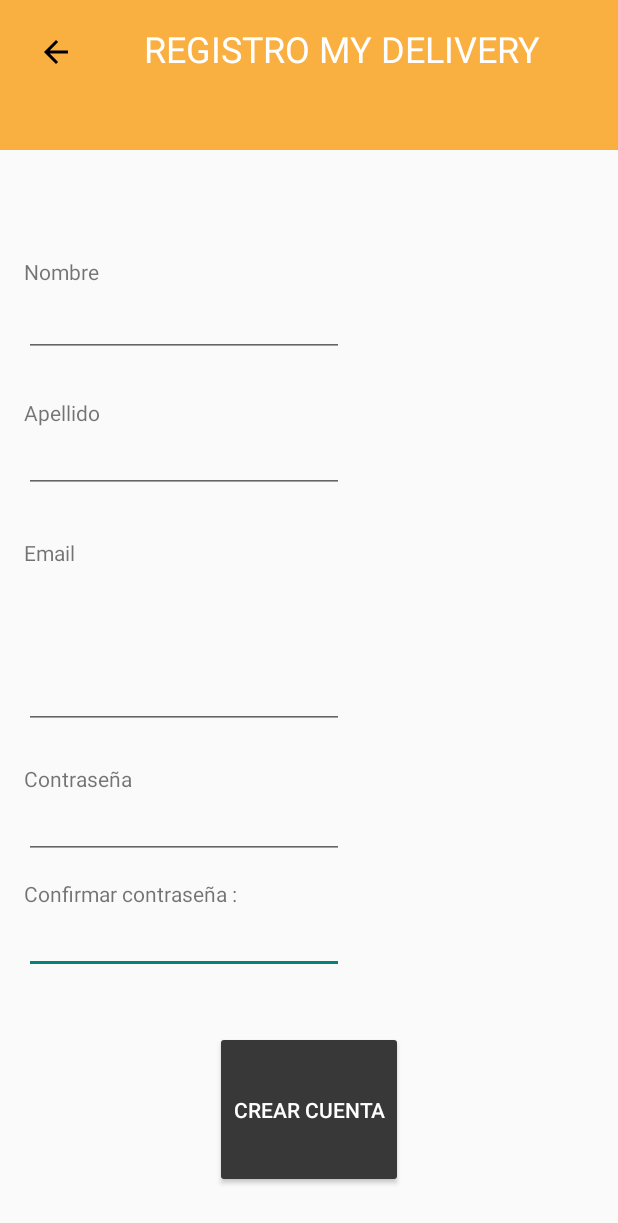
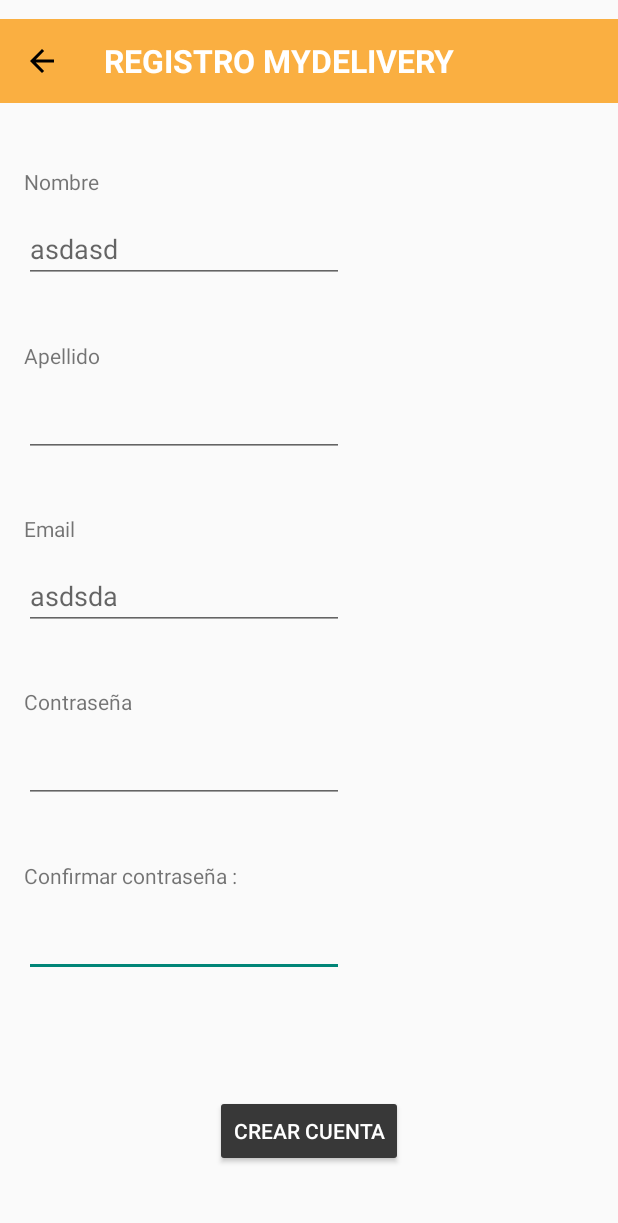
Before and after one commit to pfranccino/MyDelivery, an Android app: the RegisterActivity screen opened directly, with no data from a screen before it, on a phone screen of 412 x 824 dp. Shown: the top 1223 px of the screen. Run offline under Robolectric (Android 15) with nearby library versions, the phone set to English and light mode, and no system bars; our stand-ins replace Volley; Roboto replaces fonts that are not available here.

Commit message:
fixed registerView

```diff
--- a/app/src/main/res/layout/activity_register.xml
+++ b/app/src/main/res/layout/activity_register.xml
@@ -8,33 +8,80 @@
     tools:context=".RegisterActivity"
     tools:layout_editor_absoluteY="25dp">
 
+
+    <android.support.v7.widget.Toolbar
+        android:id="@+id/toolbar"
+        android:layout_width="0dp"
+        android:layout_height="wrap_content"
+        android:layout_marginBottom="30dp"
+        android:background="?attr/colorPrimary"
+        android:minHeight="?attr/actionBarSize"
+        android:orientation="vertical"
+        android:theme="?attr/actionBarTheme"
+        app:layout_constraintBottom_toTopOf="@+id/textView11"
+        app:layout_constraintEnd_toEndOf="parent"
+        app:layout_constraintStart_toStartOf="parent"
+        app:layout_constraintTop_toTopOf="parent">
+
+        <ImageButton
+            android:id="@+id/imageButton"
+            android:layout_width="wrap_content"
+            android:layout_height="wrap_content"
+            android:layout_marginEnd="29dp"
+            android:layout_marginStart="8dp"
+            android:layout_marginTop="16dp"
+            android:background="@android:color/transparent"
+            android:paddingBottom="13dp"
+            app:layout_constraintEnd_toStartOf="@+id/titleText"
+            app:layout_constraintStart_toStartOf="parent"
+            app:layout_constraintTop_toTopOf="parent"
+            app:srcCompat="@drawable/ic_arrow_back_black_24dp" />
+
+        <TextView
+            android:id="@+id/titleText"
+            android:layout_width="match_parent"
+            android:layout_height="wrap_content"
+            android:text="REGISTRO MYDELIVERY"
+            android:textColor="@android:color/white"
+            android:textSize="21sp"
+            android:textStyle="bold"
+            app:layout_constraintEnd_toEndOf="parent"
+            app:layout_constraintStart_toEndOf="@+id/imageButton"
+            app:layout_constraintTop_toTopOf="parent" />
+    </android.support.v7.widget.Toolbar>
+
+
     <EditText
         android:id="@+id/pass2Txt"
         android:layout_width="wrap_content"
         android:layout_height="wrap_content"
-        android:layout_marginTop="18dp"
+        android:layout_marginBottom="66dp"
+        android:layout_marginStart="16dp"
         android:ems="10"
         android:inputType="textPassword"
-        app:layout_constraintStart_toStartOf="@+id/textView7"
-        app:layout_constraintTop_toTopOf="@+id/textView7" />
+        app:layout_constraintBottom_toTopOf="@+id/createButton"
+        app:layout_constraintStart_toStartOf="parent"
+        app:layout_constraintTop_toBottomOf="@+id/textView7" />
 
     <EditText
         android:id="@+id/passTxt"
         android:layout_width="wrap_content"
         android:layout_height="wrap_content"
-        android:layout_marginTop="18dp"
+        android:layout_marginBottom="25dp"
+        android:layout_marginStart="16dp"
         android:ems="10"
         android:inputType="textPassword"
-        android:password="false"
-        app:layout_constraintStart_toStartOf="@+id/textView8"
-        app:layout_constraintTop_toTopOf="@+id/textView8" />
+        app:layout_constraintBottom_toTopOf="@+id/textView7"
+        app:layout_constraintStart_toStartOf="parent"
+        app:layout_constraintTop_toBottomOf="@+id/textView8" />
 
     <EditText
         android:id="@+id/nombreTxt"
         android:layout_width="wrap_content"
         android:layout_height="wrap_content"
-        android:layout_marginBottom="27dp"
+        android:layout_marginBottom="25dp"
         android:ems="10"
+        android:hint="asdasd"
         android:inputType="textPersonName"
         android:singleLine="true"
         app:layout_constraintBottom_toTopOf="@+id/textView10"
@@ -45,19 +92,22 @@
         android:id="@+id/apellidoTxt"
         android:layout_width="wrap_content"
         android:layout_height="wrap_content"
-        android:layout_marginTop="18dp"
+        android:layout_marginBottom="25dp"
+        android:layout_marginStart="16dp"
         android:ems="10"
         android:inputType="textPersonName"
-        app:layout_constraintStart_toStartOf="@+id/textView10"
-        app:layout_constraintTop_toTopOf="@+id/textView10" />
+        app:layout_constraintBottom_toTopOf="@+id/textView9"
+        app:layout_constraintStart_toStartOf="parent"
+        app:layout_constraintTop_toBottomOf="@+id/textView10" />
 
     <EditText
         android:id="@+id/emailTxt"
         android:layout_width="wrap_content"
-        android:layout_height="0dp"
-        android:layout_marginBottom="23dp"
+        android:layout_height="wrap_content"
+        android:layout_marginBottom="25dp"
         android:layout_marginStart="16dp"
         android:ems="10"
+        android:hint="asdsda"
         android:inputType="textEmailAddress"
         app:layout_constraintBottom_toTopOf="@+id/textView8"
         app:layout_constraintStart_toStartOf="parent"
@@ -66,107 +116,65 @@
     <Button
         android:id="@+id/createButton"
         android:layout_width="wrap_content"
-        android:layout_height="0dp"
-        android:layout_marginBottom="32dp"
+        android:layout_height="wrap_content"
+        android:layout_marginBottom="33dp"
         android:backgroundTint="#383838"
         android:text="@string/registerButton"
         android:textColor="@android:color/white"
         app:layout_constraintBottom_toBottomOf="parent"
         app:layout_constraintEnd_toEndOf="parent"
         app:layout_constraintStart_toStartOf="parent"
-        app:layout_constraintTop_toBottomOf="@+id/textView7" />
+        app:layout_constraintTop_toBottomOf="@+id/pass2Txt" />
 
     <TextView
         android:id="@+id/textView7"
         android:layout_width="wrap_content"
         android:layout_height="wrap_content"
-        android:layout_marginBottom="82dp"
         android:layout_marginStart="16dp"
         android:text="Confirmar contraseña :"
-        app:layout_constraintBottom_toTopOf="@+id/createButton"
+        app:layout_constraintBottom_toTopOf="@+id/pass2Txt"
         app:layout_constraintStart_toStartOf="parent"
-        app:layout_constraintTop_toBottomOf="@+id/textView8" />
+        app:layout_constraintTop_toBottomOf="@+id/passTxt" />
 
     <TextView
         android:id="@+id/textView8"
         android:layout_width="wrap_content"
         android:layout_height="wrap_content"
-        android:layout_marginBottom="57dp"
         android:layout_marginStart="16dp"
         android:text="Contraseña"
-        app:layout_constraintBottom_toTopOf="@+id/textView7"
+        app:layout_constraintBottom_toTopOf="@+id/passTxt"
         app:layout_constraintStart_toStartOf="parent"
         app:layout_constraintTop_toBottomOf="@+id/emailTxt" />
 
     <TextView
         android:id="@+id/textView9"
-        android:layout_width="45dp"
-        android:layout_height="22dp"
+        android:layout_width="wrap_content"
+        android:layout_height="wrap_content"
         android:layout_marginStart="16dp"
         android:text="Email"
         app:layout_constraintBottom_toTopOf="@+id/emailTxt"
         app:layout_constraintStart_toStartOf="parent"
-        app:layout_constraintTop_toBottomOf="@+id/textView10" />
+        app:layout_constraintTop_toBottomOf="@+id/apellidoTxt" />
 
     <TextView
         android:id="@+id/textView10"
         android:layout_width="wrap_content"
         android:layout_height="wrap_content"
-        android:layout_marginBottom="74dp"
         android:layout_marginStart="16dp"
         android:text="Apellido"
-        app:layout_constraintBottom_toTopOf="@+id/textView9"
+        app:layout_constraintBottom_toTopOf="@+id/apellidoTxt"
         app:layout_constraintStart_toStartOf="parent"
         app:layout_constraintTop_toBottomOf="@+id/nombreTxt" />
 
     <TextView
         android:id="@+id/textView11"
-        android:layout_width="62dp"
-        android:layout_height="21dp"
-        android:layout_marginBottom="513dp"
+        android:layout_width="wrap_content"
+        android:layout_height="wrap_content"
         android:layout_marginStart="16dp"
         android:text="Nombre"
-        app:layout_constraintBottom_toBottomOf="parent"
+        app:layout_constraintBottom_toTopOf="@+id/nombreTxt"
         app:layout_constraintStart_toStartOf="parent"
-        app:layout_constraintTop_toBottomOf="@+id/imageButton" />
+        app:layout_constraintTop_toBottomOf="@+id/toolbar" />
 
-    <android.support.v7.widget.Toolbar
-        android:id="@+id/toolbar"
-        android:layout_width="427dp"
-        android:layout_height="100dp"
-        android:layout_marginBottom="71dp"
-        android:background="?attr/colorPrimary"
-        android:minHeight="?attr/actionBarSize"
-        android:theme="?attr/actionBarTheme"
-        app:layout_constraintBottom_toTopOf="@+id/textView11"
-        app:layout_constraintStart_toStartOf="parent"
-        app:layout_constraintTop_toTopOf="parent"
-        app:layout_constraintVertical_bias="0.551" />
-
-    <ImageButton
-        android:id="@+id/imageButton"
-        android:layout_width="57dp"
-        android:layout_height="37dp"
-        android:layout_marginEnd="29dp"
-        android:layout_marginStart="8dp"
-        android:layout_marginTop="16dp"
-        android:background="@android:color/transparent"
-        app:layout_constraintEnd_toStartOf="@+id/titleText"
-        app:layout_constraintStart_toStartOf="parent"
-        app:layout_constraintTop_toTopOf="parent"
-        app:srcCompat="@drawable/ic_arrow_back_black_24dp" />
-
-    <TextView
-        android:id="@+id/titleText"
-        android:layout_width="wrap_content"
-        android:layout_height="wrap_content"
-        android:layout_marginEnd="51dp"
-        android:layout_marginTop="16dp"
-        android:text="REGISTRO MY DELIVERY"
-        android:textColor="@android:color/white"
-        android:textSize="24sp"
-        app:layout_constraintEnd_toEndOf="parent"
-        app:layout_constraintStart_toEndOf="@+id/imageButton"
-        app:layout_constraintTop_toTopOf="parent" />
 
 </android.support.constraint.ConstraintLayout>
```
